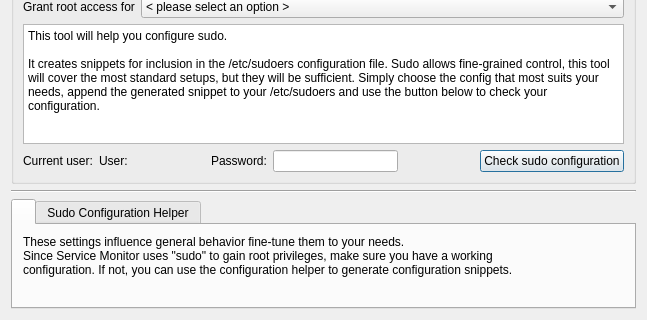
This is contents/code/dialogs/Settings.ui in mbleichner/service-monitor as Qt 5 draws it before an edit; both pictures show x 0 to 647 and y 274 to 594 of the 647 by 594 pixel window. The edited form follows.
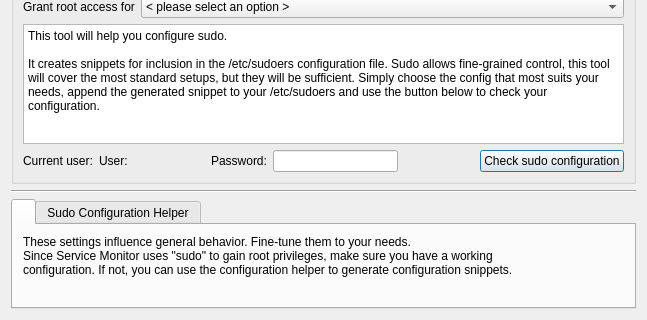
This is the edited form. Icons and pictures are not drawn.

```diff
--- a/contents/code/dialogs/Settings.ui
+++ b/contents/code/dialogs/Settings.ui
@@ -10,7 +10,7 @@
     <x>0</x>
     <y>0</y>
     <width>647</width>
-    <height>539</height>
+    <height>566</height>
    </rect>
   </property>
   <property name="windowTitle">
@@ -572,7 +572,7 @@
           </sizepolicy>
          </property>
          <property name="text">
-          <string>These settings influence general behavior fine-tune them to your needs.
+          <string>These settings influence general behavior. Fine-tune them to your needs.
 Since Service Monitor uses &quot;sudo&quot; to gain root privileges, make sure you have a working
 configuration. If not, you can use the configuration helper to generate configuration snippets.</string>
          </property>
```
